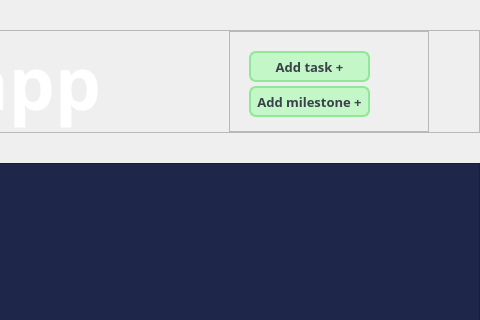
The window that src/client/projects/view/ui/project_view_page.ui (PenguinDevs/GanttStudent) describes before a commit, drawn with Qt 5; both pictures show x 600 to 1080 and y 0 to 320 of the 1080 by 720 pixel window.
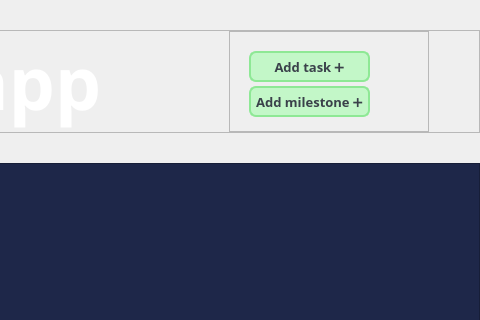
The same window after the commit.

Commit message: tasks are always after parent task end date

What changed in the file:
```diff
--- a/src/client/projects/view/ui/project_view_page.ui
+++ b/src/client/projects/view/ui/project_view_page.ui
@@ -188,7 +188,7 @@
 }</string>
          </property>
          <property name="text">
-          <string>Add task +</string>
+          <string>Add task ➕</string>
          </property>
         </widget>
         <widget class="QPushButton" name="add_milestone_button">
@@ -239,7 +239,7 @@
 }</string>
          </property>
          <property name="text">
-          <string>Add milestone +</string>
+          <string>Add milestone ➕</string>
          </property>
         </widget>
        </widget>
```
The commit also changes 7 other files.
